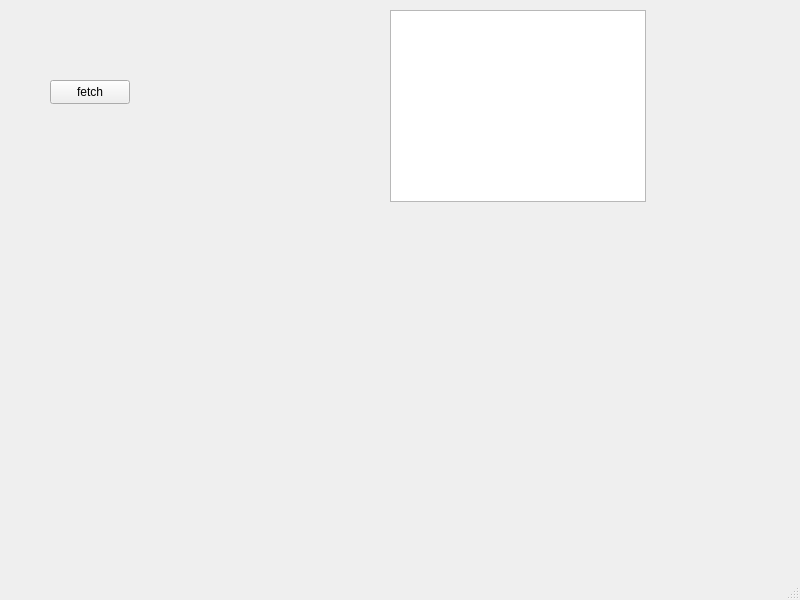
The window that AsebanSkyWatch/src/gui/views/mainwindow.ui (albertmm96/myWorks) describes before a commit, drawn with Qt 5.
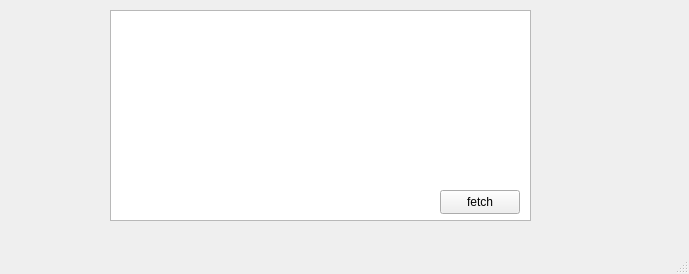
The same window after the commit.

```diff
--- a/AsebanSkyWatch/src/gui/views/mainwindow.ui
+++ b/AsebanSkyWatch/src/gui/views/mainwindow.ui
@@ -6,8 +6,8 @@
    <rect>
     <x>0</x>
     <y>0</y>
-    <width>800</width>
-    <height>600</height>
+    <width>689</width>
+    <height>274</height>
    </rect>
   </property>
   <property name="windowTitle">
@@ -17,10 +17,10 @@
    <widget class="QWidget" name="verticalLayoutWidget">
     <property name="geometry">
      <rect>
-      <x>220</x>
-      <y>50</y>
-      <width>160</width>
-      <height>80</height>
+      <x>10</x>
+      <y>10</y>
+      <width>91</width>
+      <height>211</height>
      </rect>
     </property>
     <layout class="QVBoxLayout" name="verticalLayout"/>
@@ -28,8 +28,8 @@
    <widget class="QPushButton" name="fetchButton">
     <property name="geometry">
      <rect>
-      <x>50</x>
-      <y>80</y>
+      <x>440</x>
+      <y>190</y>
       <width>80</width>
       <height>24</height>
      </rect>
@@ -41,20 +41,23 @@
    <widget class="QTableView" name="tableView">
     <property name="geometry">
      <rect>
-      <x>390</x>
+      <x>110</x>
       <y>10</y>
-      <width>256</width>
-      <height>192</height>
+      <width>421</width>
+      <height>211</height>
      </rect>
     </property>
    </widget>
+   <zorder>verticalLayoutWidget</zorder>
+   <zorder>tableView</zorder>
+   <zorder>fetchButton</zorder>
   </widget>
   <widget class="QMenuBar" name="menubar">
    <property name="geometry">
     <rect>
      <x>0</x>
      <y>0</y>
-     <width>800</width>
+     <width>689</width>
      <height>21</height>
     </rect>
    </property>
```
